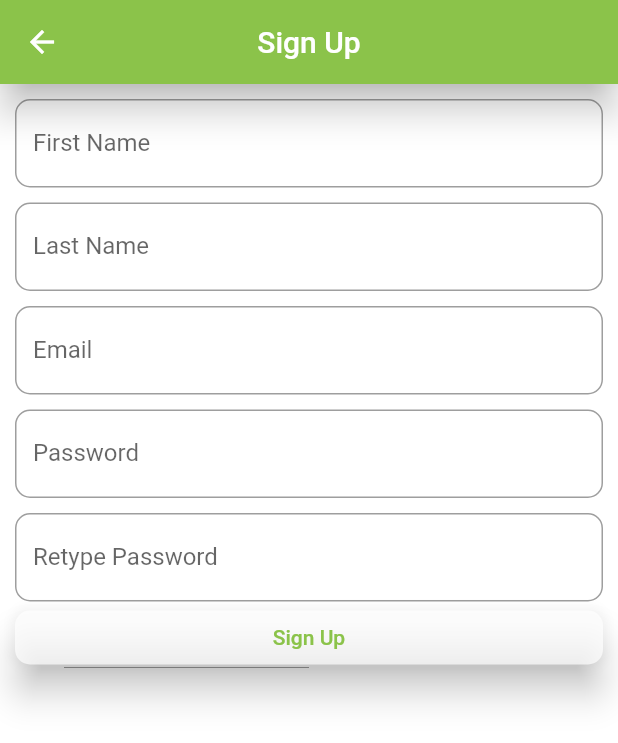
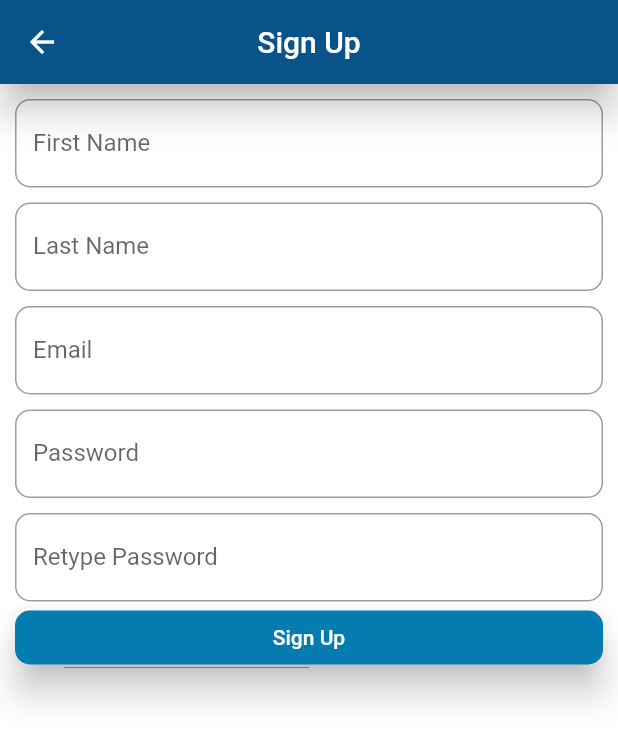
Before and after one commit to pemangodup/E-Bus-Ticketing, a Flutter app: the screen it shows after launch, item 3 of the bottom bar chosen, in the side drawer, after a tap on "Sign Up", on a phone screen of 412 x 824 dp. Shown: the top 743 px of the screen. Run offline on Flutter 3.47's test engine with Material 2 defaults, Android fonts, the phone set to English and light mode, and no system bars; our stand-ins replace cloud_firestore, firebase_auth, firebase_core; accounts and stored records are empty.

Commit message:
New Color

```diff
--- a/lib/view/add_bus_detail.dart
+++ b/lib/view/add_bus_detail.dart
@@ -65,7 +65,7 @@ class _AddBusDetailState extends State<AddBusDetail> {
   Widget build(BuildContext context) {
     return Scaffold(
       appBar: AppBar(
-        backgroundColor: Colors.lightGreen,
+        backgroundColor: Color(0xFF07538a),
         title: Text(
           'Add Bus Detail'
         ),
@@ -157,7 +157,7 @@ class _AddBusDetailState extends State<AddBusDetail> {
                   }).then((value) => print('Bus detail Added'));
                 }
               },
-              color: Colors.lightGreen,
+              color: Color(0xFF047cb0),
               child: Text('Save'),
               textColor: Colors.white,
             ),
--- a/lib/view/home_page.dart
+++ b/lib/view/home_page.dart
@@ -31,8 +31,7 @@ class _HomePageState extends State<HomePage> {
 
     return Scaffold(
       appBar: new AppBar(
-
-        backgroundColor: Colors.lightGreen,
+        backgroundColor: Color(0xFF07538a),
         title: Text(
             'eBusTicketing'
         ),
@@ -47,8 +46,8 @@ class _HomePageState extends State<HomePage> {
       //SizedBox.expand(child: child)
       bottomNavigationBar: BottomNavigationBar(
         currentIndex: _index,
-        selectedItemColor: Colors.lightGreen,
-        unselectedItemColor: Colors.lightGreen,
+        selectedItemColor: Color(0xFF047cb0),
+        unselectedItemColor: Color(0xFF047cb0),
         onTap: (index) {
           setState(() {
             _index = index;
@@ -58,14 +57,14 @@ class _HomePageState extends State<HomePage> {
           BottomNavigationBarItem(
           icon: Icon(
             Icons.home,
-          color: Colors.lightGreen,
+          color: Color(0xFF047cb0),
           ),
           title: Text('Home'),
         ),
           BottomNavigationBarItem(
             icon: Icon(
               Icons.list,
-              color: Colors.lightGreen,
+              color: Color(0xFF047cb0),
             ),
             title: Text('Bookings'),
 
@@ -73,7 +72,7 @@ class _HomePageState extends State<HomePage> {
           BottomNavigationBarItem(
             icon: Icon(
               Icons.person,
-              color: Colors.lightGreen,
+              color: Color(0xFF047cb0),
             ),
             title: Text('Profile'),
           ),
--- a/lib/view/profile_page.dart
+++ b/lib/view/profile_page.dart
@@ -40,7 +40,7 @@ class _ProfileState extends State<Profile> {
       drawer: NavDrawer(),
       appBar: AppBar(
         title: Text('Profile'),
-        backgroundColor: Colors.lightGreen,
+        backgroundColor: Color(0xFF047cb0),
       ),
       body: Center(
         child: _auth.currentUser != null ? Text('${_auth.currentUser.email}'):Text('Login To View Profile'),
--- a/lib/view/search_frame.dart
+++ b/lib/view/search_frame.dart
@@ -36,7 +36,7 @@ class _SearchFrameState extends State<SearchFrame> {
       children: <Widget>[
         Expanded(
           child: Container(
-            color: Colors.lightGreen,
+            color: Color(0xFF047cb0),
             height: 292.0,
             child: Container(
               decoration: BoxDecoration(
@@ -90,7 +90,7 @@ class _SearchFrameState extends State<SearchFrame> {
                           borderRadius: BorderRadius.only(bottomRight: Radius.circular(10), bottomLeft: Radius.circular(10)),
                         ),
                         textColor: Colors.white,
-                        color: Colors.lightGreen,
+                        color: Color(0xFF047cb0),
                         child: Text(
                           'Search',
                         ),
--- a/lib/view/seat_selection.dart
+++ b/lib/view/seat_selection.dart
@@ -13,7 +13,7 @@ class _SeatSelectionState extends State<SeatSelection> {
       appBar: PreferredSize(
         preferredSize: Size.fromHeight(150.0),
         child: AppBar(
-          backgroundColor: Colors.greenAccent,
+          backgroundColor: Color(0xFF07538a),
           title: Center(
               child: Column(
                 children: <Widget>[
@@ -29,7 +29,7 @@ class _SeatSelectionState extends State<SeatSelection> {
       body: Center(
             child: Container(
               decoration: BoxDecoration(
-                border: Border.all(color: Colors.greenAccent),
+                border: Border.all(color: Color(0xFF07538a)),
               ),
               height: 500.0,
               width: 230.0,
--- a/lib/view/sign_up.dart
+++ b/lib/view/sign_up.dart
@@ -26,7 +26,7 @@ class _SignUpState extends State<SignUp> {
         elevation: 10,
         title: Text('Sign Up'),
         centerTitle: true,
-        backgroundColor: Colors.lightGreen,
+        backgroundColor: Color(0xFF07538a),
       ),
       backgroundColor: Colors.white,
       body: SafeArea(
@@ -107,8 +107,6 @@ class _SignUpState extends State<SignUp> {
                     dbRef.collection('user').doc('Admin').set({
                       'email': '${_auth.currentUser.email}',
                     });
-
-
                     if(newUser != null){
                       Navigator.pushNamedAndRemoveUntil(context, 'home', (route) => false);
                     }
@@ -116,14 +114,14 @@ class _SignUpState extends State<SignUp> {
                     print(e);
                   }
                 },
-                color: Colors.white70,
+                color: Color(0xFF047cb0),
                 child: Text(
                   'Sign Up',
                 ),
                 shape: RoundedRectangleBorder(
                   borderRadius: BorderRadius.circular(10.0),
                 ),
-                textColor: Colors.lightGreen,
+                textColor: Colors.white,
               ),
             ],
           ),
```
Also changed, not shown: lib/view/list_task_tile.dart (renamed from lib/view/task_tile.dart, +6 -5 lines), lib/view/login.dart (+4 -4 lines), lib/view/tickets_list.dart (+8 -24 lines), lib/view/widgets.dart (+48 -47 lines).
